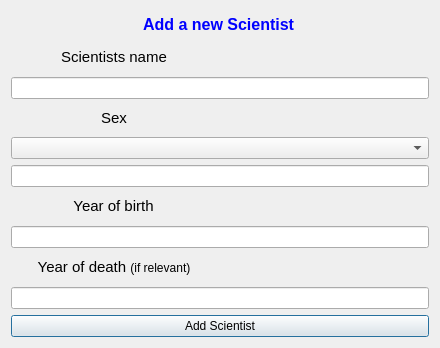
First picture: the form in Group36W3/ui/addscientistdialog.ui, repository skulia15/Group36, before the edit.
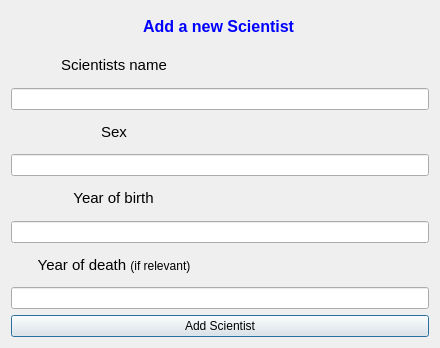
Second picture: the form after the edit.

Patch:
```diff
--- a/Group36W3/ui/addscientistdialog.ui
+++ b/Group36W3/ui/addscientistdialog.ui
@@ -66,9 +66,6 @@
      </item>
     </layout>
    </item>
-   <item>
-    <widget class="QComboBox" name="comboBox"/>
-   </item>
    <item>
     <widget class="QLineEdit" name="input_sex"/>
    </item>
```
